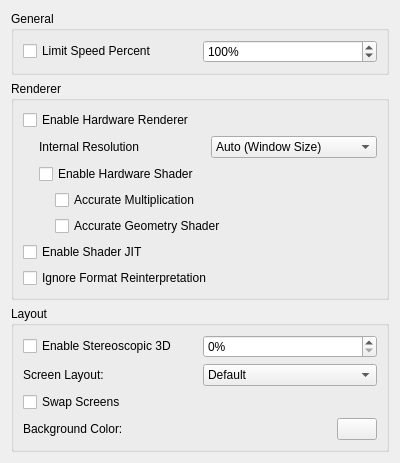
The window that src/citra_qt/configuration/configure_graphics.ui (dampih/citra-du) describes before a commit, drawn with Qt 5.
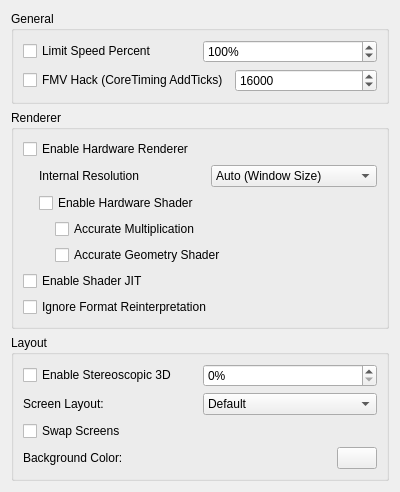
The same window after the commit.

Commit message:
taken2009's FMV-hack (Ctrl-T)
# Conflicts:
#	src/citra_qt/configuration/config.cpp
#	src/core/settings.h

```diff
--- a/src/citra_qt/configuration/configure_graphics.ui
+++ b/src/citra_qt/configuration/configure_graphics.ui
@@ -47,6 +47,30 @@
         </item>
        </layout>
       </item>
+      <item>
+        <layout class="QHBoxLayout" name="horizontalLayout_7">
+         <item>
+          <widget class="QCheckBox" name="FMV_hack">
+           <property name="text">
+            <string>FMV Hack (CoreTiming AddTicks)</string>
+           </property>
+          </widget>
+         </item>
+         <item>
+          <widget class="QSpinBox" name="AddTicks">
+           <property name="minimum">
+            <number>1</number>
+           </property>
+           <property name="maximum">
+            <number>999999</number>
+           </property>
+           <property name="value">
+            <number>16000</number>
+           </property>
+          </widget>
+         </item>
+        </layout>
+       </item>
      </layout>
     </widget>
    </item>
```
The commit also changes 5 other files.
